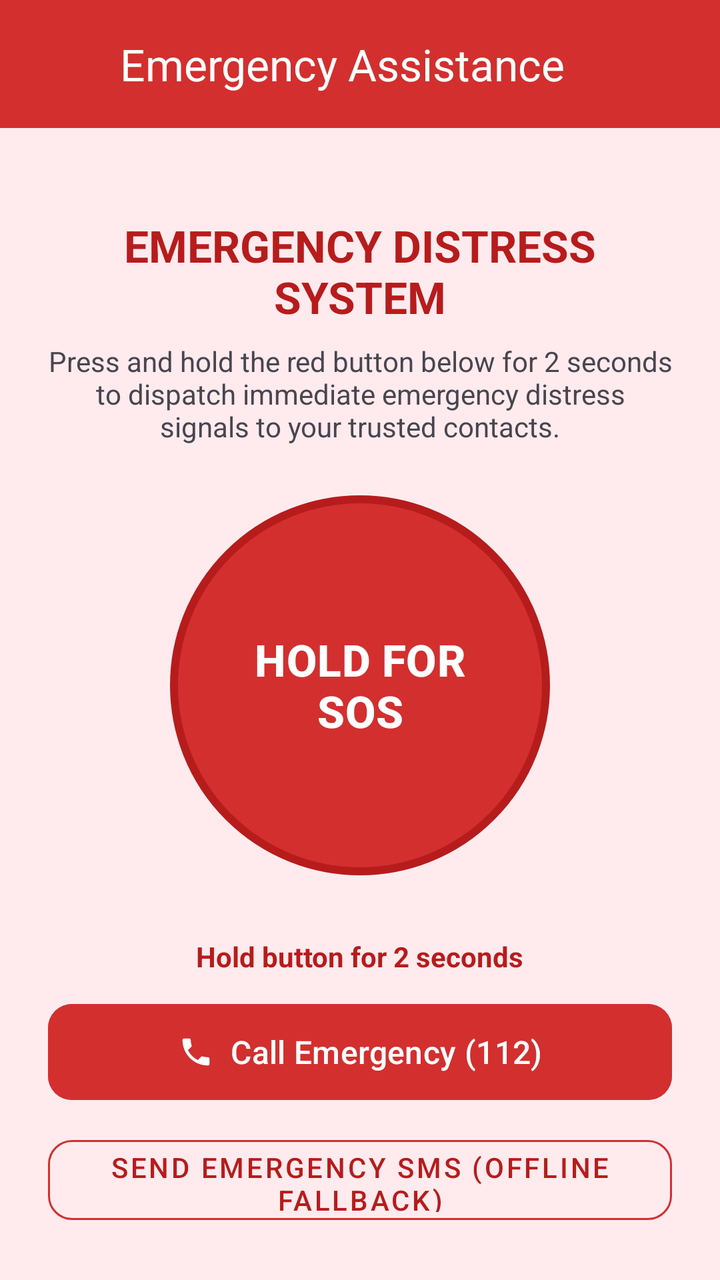
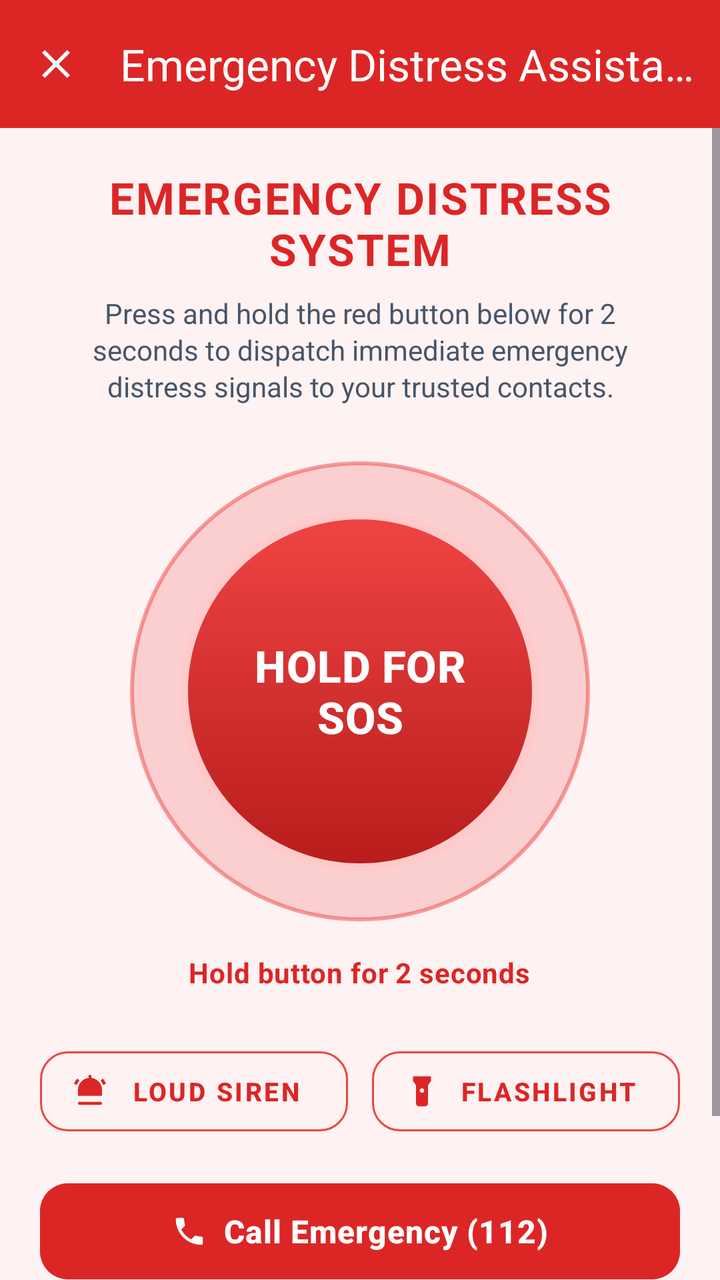

Compare the two renders of this Android layout. The source of the first and the diff that turns it into the second are given below.
<!-- AndroidManifest.xml: application theme Theme.SafeTrack -->
<!-- res/layout/activity_sos.xml -->
<?xml version="1.0" encoding="utf-8"?>
<androidx.coordinatorlayout.widget.CoordinatorLayout xmlns:android="http://schemas.android.com/apk/res/android"
    xmlns:app="http://schemas.android.com/apk/res-auto"
    android:layout_width="match_parent"
    android:layout_height="match_parent"
    android:background="@color/safety_red_light">

    <com.google.android.material.appbar.AppBarLayout
        android:layout_width="match_parent"
        android:layout_height="wrap_content">

        <com.google.android.material.appbar.MaterialToolbar
            android:id="@+id/toolbar"
            android:layout_width="match_parent"
            android:layout_height="?attr/actionBarSize"
            android:background="@color/safety_red"
            app:navigationIcon="@drawable/ic_close"
            app:title="Emergency Assistance"
            app:titleTextColor="@color/surface_light" />
    </com.google.android.material.appbar.AppBarLayout>

    <LinearLayout
        android:layout_width="match_parent"
        android:layout_height="match_parent"
        android:gravity="center_horizontal"
        android:orientation="vertical"
        android:padding="24dp"
        app:layout_behavior="@string/appbar_scrolling_view_behavior">

        <TextView
            android:id="@+id/tvSosStatusHeader"
            android:layout_width="wrap_content"
            android:layout_height="wrap_content"
            android:layout_marginTop="20dp"
            android:gravity="center"
            android:text="EMERGENCY DISTRESS SYSTEM"
            android:textColor="@color/safety_red_dark"
            android:textSize="22sp"
            android:textStyle="bold" />

        <TextView
            android:id="@+id/tvSosStatusDesc"
            android:layout_width="wrap_content"
            android:layout_height="wrap_content"
            android:layout_marginTop="8dp"
            android:gravity="center"
            android:text="Press and hold the red button below for 2 seconds to dispatch immediate emergency distress signals to your trusted contacts."
            android:textColor="@color/text_secondary"
            android:textSize="14sp" />

        <View
            android:layout_width="match_parent"
            android:layout_height="0dp"
            android:layout_weight="1" />

        
        <FrameLayout
            android:layout_width="220dp"
            android:layout_height="220dp">

            <ProgressBar
                android:id="@+id/progressHold"
                style="?android:attr/progressBarStyleHorizontal"
                android:layout_width="220dp"
                android:layout_height="220dp"
                android:indeterminate="false"
                android:max="100"
                android:progress="0"
                android:progressDrawable="@drawable/bg_sos_button"
                android:visibility="invisible" />

            <com.google.android.material.button.MaterialButton
                android:id="@+id/btnSosHold"
                android:layout_width="190dp"
                android:layout_height="190dp"
                android:layout_gravity="center"
                android:background="@drawable/bg_sos_button"
                android:text="HOLD FOR\nSOS"
                android:textColor="@color/surface_light"
                android:textSize="22sp"
                android:textStyle="bold"
                app:backgroundTint="@null" />
        </FrameLayout>

        <TextView
            android:id="@+id/tvCountdown"
            android:layout_width="wrap_content"
            android:layout_height="wrap_content"
            android:layout_marginTop="16dp"
            android:text="Hold button for 2 seconds"
            android:textColor="@color/safety_red_dark"
            android:textSize="14sp"
            android:textStyle="bold" />

        <View
            android:layout_width="match_parent"
            android:layout_height="0dp"
            android:layout_weight="1" />

        
        <com.google.android.material.button.MaterialButton
            android:id="@+id/btnDirect112Call"
            android:layout_width="match_parent"
            android:layout_height="56dp"
            android:backgroundTint="@color/safety_red"
            android:text="@string/call_police_112"
            android:textSize="16sp"
            app:cornerRadius="12dp"
            app:icon="@drawable/ic_phone"
            app:iconGravity="textStart" />

        
        <com.google.android.material.button.MaterialButton
            android:id="@+id/btnSendOfflineSms"
            style="@style/Widget.MaterialComponents.Button.OutlinedButton"
            android:layout_width="match_parent"
            android:layout_height="52dp"
            android:layout_marginTop="10dp"
            android:text="Send Emergency SMS (Offline Fallback)"
            android:textColor="@color/safety_red_dark"
            app:cornerRadius="12dp"
            app:strokeColor="@color/safety_red" />

        
        <com.google.android.material.button.MaterialButton
            android:id="@+id/btnCancelSos"
            style="@style/Widget.MaterialComponents.Button"
            android:layout_width="match_parent"
            android:layout_height="56dp"
            android:layout_marginTop="12dp"
            android:layout_marginBottom="16dp"
            android:backgroundTint="@color/safety_green"
            android:text="I AM SAFE NOW (Cancel SOS Alert)"
            android:textColor="@color/surface_light"
            android:visibility="gone"
            app:cornerRadius="12dp" />

    </LinearLayout>

</androidx.coordinatorlayout.widget.CoordinatorLayout>
<!-- resources referenced by this layout -->
<resources>
  <color name="safety_green">#2E7D32</color>
  <color name="safety_red">#D32F2F</color>
  <color name="safety_red_dark">#B71C1C</color>
  <color name="safety_red_light">#FFEBEE</color>
  <color name="text_secondary">#49454F</color>
  <!-- drawable bg_sos_button (drawable) -->
  <?xml version="1.0" encoding="utf-8"?>
  <shape xmlns:android="http://schemas.android.com/apk/res/android"
      android:shape="oval">
      <solid android:color="@color/safety_red" />
      <stroke
          android:width="4dp"
          android:color="@color/safety_red_dark" />
  </shape>
  <style name="Theme.SafeTrack" parent="Theme.Material3.DayNight.NoActionBar">
          
          <item name="colorPrimary">@color/primary</item>
          <item name="colorPrimaryVariant">@color/primary_variant</item>
          <item name="colorOnPrimary">@color/surface_light</item>
          
          <item name="colorSecondary">@color/secondary</item>
          <item name="colorSecondaryVariant">@color/secondary_variant</item>
          <item name="colorOnSecondary">@color/text_primary</item>
          
          <item name="android:statusBarColor">@color/primary_variant</item>
          <item name="android:windowLightStatusBar">false</item>
          <item name="android:windowBackground">@color/background_light</item>
      </style>
  <color name="primary">#6200EE</color>
  <color name="primary_variant">#3700B3</color>
  <color name="secondary">#03DAC6</color>
  <color name="secondary_variant">#018786</color>
  <color name="text_primary">#1C1B1F</color>
  <color name="background_light">#F8F9FA</color>
  <!-- unchanged entries left out for length: 4 -->
</resources>

<!-- the commit's change to res/layout/activity_sos.xml (unified diff, before → after) -->
@@ -7,134 +7,197 @@
 
     <com.google.android.material.appbar.AppBarLayout
         android:layout_width="match_parent"
-        android:layout_height="wrap_content">
+        android:layout_height="wrap_content"
+        android:elevation="4dp">
 
         <com.google.android.material.appbar.MaterialToolbar
             android:id="@+id/toolbar"
             android:layout_width="match_parent"
             android:layout_height="?attr/actionBarSize"
-            android:background="@color/safety_red"
+            android:background="@color/safety_red_dark"
             app:navigationIcon="@drawable/ic_close"
-            app:title="Emergency Assistance"
+            app:navigationIconTint="@color/surface_light"
+            app:title="Emergency Distress Assistance"
             app:titleTextColor="@color/surface_light" />
     </com.google.android.material.appbar.AppBarLayout>
 
-    <LinearLayout
+    <ScrollView
         android:layout_width="match_parent"
         android:layout_height="match_parent"
-        android:gravity="center_horizontal"
-        android:orientation="vertical"
-        android:padding="24dp"
+        android:fillViewport="true"
         app:layout_behavior="@string/appbar_scrolling_view_behavior">
 
-        <TextView
-            android:id="@+id/tvSosStatusHeader"
-            android:layout_width="wrap_content"
+        <LinearLayout
+            android:layout_width="match_parent"
             android:layout_height="wrap_content"
-            android:layout_marginTop="20dp"
-            android:gravity="center"
-            android:text="EMERGENCY DISTRESS SYSTEM"
-            android:textColor="@color/safety_red_dark"
-            android:textSize="22sp"
-            android:textStyle="bold" />
-
-        <TextView
-            android:id="@+id/tvSosStatusDesc"
-            android:layout_width="wrap_content"
-            android:layout_height="wrap_content"
-            android:layout_marginTop="8dp"
-            android:gravity="center"
-            android:text="Press and hold the red button below for 2 seconds to dispatch immediate emergency distress signals to your trusted contacts."
-            android:textColor="@color/text_secondary"
-            android:textSize="14sp" />
-
-        <View
-            android:layout_width="match_parent"
-            android:layout_height="0dp"
-            android:layout_weight="1" />
-
-        
-        <FrameLayout
-            android:layout_width="220dp"
-            android:layout_height="220dp">
-
-            <ProgressBar
-                android:id="@+id/progressHold"
-                style="?android:attr/progressBarStyleHorizontal"
-                android:layout_width="220dp"
-                android:layout_height="220dp"
-                android:indeterminate="false"
-                android:max="100"
-                android:progress="0"
-                android:progressDrawable="@drawable/bg_sos_button"
-                android:visibility="invisible" />
-
+            android:gravity="center_horizontal"
+            android:orientation="vertical"
+            android:paddingStart="20dp"
+            android:paddingTop="20dp"
+            android:paddingEnd="20dp"
+            android:paddingBottom="28dp">
+
+            
+            <TextView
+                android:id="@+id/tvSosStatusHeader"
+                android:layout_width="wrap_content"
+                android:layout_height="wrap_content"
+                android:gravity="center"
+                android:letterSpacing="0.04"
+                android:text="EMERGENCY DISTRESS SYSTEM"
+                android:textColor="@color/safety_red_dark"
+                android:textSize="22sp"
+                android:textStyle="bold" />
+
+            <TextView
+                android:id="@+id/tvSosStatusDesc"
+                android:layout_width="wrap_content"
+                android:layout_height="wrap_content"
+                android:layout_marginStart="16dp"
+                android:layout_marginTop="8dp"
+                android:layout_marginEnd="16dp"
+                android:gravity="center"
+                android:lineSpacingExtra="2dp"
+                android:text="Press and hold the red button below for 2 seconds to dispatch immediate emergency distress signals to your trusted contacts."
+                android:textColor="@color/text_secondary"
+                android:textSize="14sp" />
+
+            
+            <FrameLayout
+                android:layout_width="230dp"
+                android:layout_height="230dp"
+                android:layout_marginTop="28dp">
+
+                <View
+                    android:layout_width="230dp"
+                    android:layout_height="230dp"
+                    android:background="@drawable/bg_sos_ring_outer" />
+
+                <ProgressBar
+                    android:id="@+id/progressHold"
+                    style="?android:attr/progressBarStyleHorizontal"
+                    android:layout_width="220dp"
+                    android:layout_height="220dp"
+                    android:layout_gravity="center"
+                    android:indeterminate="false"
+                    android:max="100"
+                    android:progress="0"
+                    android:progressDrawable="@drawable/bg_sos_button"
+                    android:visibility="invisible" />
+
+                <com.google.android.material.button.MaterialButton
+                    android:id="@+id/btnSosHold"
+                    android:layout_width="180dp"
+                    android:layout_height="180dp"
+                    android:layout_gravity="center"
+                    android:background="@drawable/bg_sos_button"
+                    android:elevation="8dp"
+                    android:text="HOLD FOR\nSOS"
+                    android:textColor="@color/surface_light"
+                    android:textSize="22sp"
+                    android:textStyle="bold"
+                    app:backgroundTint="@null" />
+            </FrameLayout>
+
+            <TextView
+                android:id="@+id/tvCountdown"
+                android:layout_width="wrap_content"
+                android:layout_height="wrap_content"
+                android:layout_marginTop="16dp"
+                android:letterSpacing="0.02"
+                android:text="Hold button for 2 seconds"
+                android:textColor="@color/safety_red_dark"
+                android:textSize="14sp"
+                android:textStyle="bold" />
+
+            
+            <LinearLayout
+                android:layout_width="match_parent"
+                android:layout_height="wrap_content"
+                android:layout_marginTop="24dp"
+                android:orientation="horizontal">
+
+                <com.google.android.material.button.MaterialButton
+                    android:id="@+id/btnToggleSiren"
+                    style="@style/Widget.MaterialComponents.Button.OutlinedButton"
+                    android:layout_width="0dp"
+                    android:layout_height="52dp"
+                    android:layout_marginEnd="6dp"
+                    android:layout_weight="1"
+                    android:text="Loud Siren"
+                    android:textColor="@color/safety_red_dark"
+                    android:textSize="13sp"
+                    android:textStyle="bold"
+                    app:cornerRadius="14dp"
+                    app:icon="@drawable/ic_siren"
+                    app:iconTint="@color/safety_red_dark"
+                    app:strokeColor="@color/safety_red" />
+
+                <com.google.android.material.button.MaterialButton
+                    android:id="@+id/btnToggleTorch"
+                    style="@style/Widget.MaterialComponents.Button.OutlinedButton"
+                    android:layout_width="0dp"
+                    android:layout_height="52dp"
+                    android:layout_marginStart="6dp"
+                    android:layout_weight="1"
+                    android:text="Flashlight"
+                    android:textColor="@color/safety_red_dark"
+                    android:textSize="13sp"
+                    android:textStyle="bold"
+                    app:cornerRadius="14dp"
+                    app:icon="@drawable/ic_flashlight"
+                    app:iconTint="@color/safety_red_dark"
+                    app:strokeColor="@color/safety_red" />
+            </LinearLayout>
+
+            
             <com.google.android.material.button.MaterialButton
-                android:id="@+id/btnSosHold"
-                android:layout_width="190dp"
-                android:layout_height="190dp"
-                android:layout_gravity="center"
-                android:background="@drawable/bg_sos_button"
-                android:text="HOLD FOR\nSOS"
+                android:id="@+id/btnDirect112Call"
+                android:layout_width="match_parent"
+                android:layout_height="56dp"
+                android:layout_marginTop="16dp"
+                android:backgroundTint="@color/safety_red_dark"
+                android:letterSpacing="0.02"
+                android:text="@string/call_police_112"
                 android:textColor="@color/surface_light"
-                android:textSize="22sp"
+                android:textSize="16sp"
                 android:textStyle="bold"
-                app:backgroundTint="@null" />
-        </FrameLayout>
-
-        <TextView
-            android:id="@+id/tvCountdown"
-            android:layout_width="wrap_content"
-            android:layout_height="wrap_content"
-            android:layout_marginTop="16dp"
-            android:text="Hold button for 2 seconds"
-            android:textColor="@color/safety_red_dark"
-            android:textSize="14sp"
-            android:textStyle="bold" />
-
-        <View
-            android:layout_width="match_parent"
-            android:layout_height="0dp"
-            android:layout_weight="1" />
-
-        
-        <com.google.android.material.button.MaterialButton
-            android:id="@+id/btnDirect112Call"
-            android:layout_width="match_parent"
-            android:layout_height="56dp"
-            android:backgroundTint="@color/safety_red"
-            android:text="@string/call_police_112"
-            android:textSize="16sp"
-            app:cornerRadius="12dp"
-            app:icon="@drawable/ic_phone"
-            app:iconGravity="textStart" />
-
-        
-        <com.google.android.material.button.MaterialButton
-            android:id="@+id/btnSendOfflineSms"
-            style="@style/Widget.MaterialComponents.Button.OutlinedButton"
-            android:layout_width="match_parent"
-            android:layout_height="52dp"
-            android:layout_marginTop="10dp"
-            android:text="Send Emergency SMS (Offline Fallback)"
-            android:textColor="@color/safety_red_dark"
-            app:cornerRadius="12dp"
-            app:strokeColor="@color/safety_red" />
-
-        
-        <com.google.android.material.button.MaterialButton
-            android:id="@+id/btnCancelSos"
-            style="@style/Widget.MaterialComponents.Button"
-            android:layout_width="match_parent"
-            android:layout_height="56dp"
-            android:layout_marginTop="12dp"
-            android:layout_marginBottom="16dp"
-            android:backgroundTint="@color/safety_green"
-            android:text="I AM SAFE NOW (Cancel SOS Alert)"
-            android:textColor="@color/surface_light"
-            android:visibility="gone"
-            app:cornerRadius="12dp" />
-
-    </LinearLayout>
+                app:cornerRadius="14dp"
+                app:icon="@drawable/ic_phone"
+                app:iconGravity="textStart" />
+
+            
+            <com.google.android.material.button.MaterialButton
+                android:id="@+id/btnSendOfflineSms"
+                style="@style/Widget.MaterialComponents.Button.OutlinedButton"
+                android:layout_width="match_parent"
+                android:layout_height="52dp"
+                android:layout_marginTop="12dp"
+                android:text="Send Emergency SMS (Offline Fallback)"
+                android:textColor="@color/safety_red_dark"
+                android:textSize="13sp"
+                android:textStyle="bold"
+                app:cornerRadius="14dp"
+                app:strokeColor="@color/safety_red" />
+
+            
+            <com.google.android.material.button.MaterialButton
+                android:id="@+id/btnCancelSos"
+                style="@style/Widget.MaterialComponents.Button"
+                android:layout_width="match_parent"
+                android:layout_height="56dp"
+                android:layout_marginTop="16dp"
+                android:layout_marginBottom="12dp"
+                android:backgroundTint="@color/safety_green"
+                android:letterSpacing="0.02"
+                android:text="I AM SAFE NOW (Cancel SOS Alert)"
+                android:textColor="@color/surface_light"
+                android:textSize="15sp"
+                android:textStyle="bold"
+                android:visibility="gone"
+                app:cornerRadius="14dp" />
+
+        </LinearLayout>
+    </ScrollView>
 
 </androidx.coordinatorlayout.widget.CoordinatorLayout>
<!-- resource entries referenced after the edit -->
@@ -1,39 +1,97 @@
 <!-- resources referenced by this layout -->
 <resources>
-  <color name="safety_green">#2E7D32</color>
-  <color name="safety_red">#D32F2F</color>
-  <color name="safety_red_dark">#B71C1C</color>
-  <color name="safety_red_light">#FFEBEE</color>
-  <color name="text_secondary">#49454F</color>
+  <color name="safety_green">#10B981</color>
+  <color name="safety_red">#EF4444</color>
+  <color name="safety_red_dark">#DC2626</color>
+  <color name="safety_red_light">#FEF2F2</color>
+  <color name="text_secondary">#475569</color>
   <!-- drawable bg_sos_button (drawable) -->
+  <?xml version="1.0" encoding="utf-8"?>
+  <ripple xmlns:android="http://schemas.android.com/apk/res/android"
+      android:color="#FFFFFF">
+      <item>
+          <shape android:shape="oval">
+              <gradient
+                  android:angle="270"
+                  android:startColor="#EF4444"
+                  android:endColor="#B91C1C"
+                  android:type="linear" />
+              <stroke
+                  android:width="4dp"
+                  android:color="#FECACA" />
+          </shape>
+      </item>
+  </ripple>
+  <!-- drawable bg_sos_ring_outer (drawable) -->
   <?xml version="1.0" encoding="utf-8"?>
   <shape xmlns:android="http://schemas.android.com/apk/res/android"
       android:shape="oval">
-      <solid android:color="@color/safety_red" />
+      <solid android:color="#33EF4444" />
       <stroke
-          android:width="4dp"
-          android:color="@color/safety_red_dark" />
+          android:width="2dp"
+          android:color="#80EF4444" />
   </shape>
+  <!-- drawable ic_flashlight (drawable) -->
+  <vector xmlns:android="http://schemas.android.com/apk/res/android"
+      android:width="24dp"
+      android:height="24dp"
+      android:viewportWidth="24"
+      android:viewportHeight="24">
+    <path
+        android:fillColor="#FF000000"
+        android:pathData="M6,2h12v3l-2,3v12c0,1.1 -0.9,2 -2,2h-4c-1.1,0 -2,-0.9 -2,-2V8L6,5V2zM12,13c0.83,0 1.5,-0.67 1.5,-1.5S12.83,10 12,10s-1.5,0.67 -1.5,1.5S11.17,13 12,13z"/>
+  </vector>
+  <!-- drawable ic_siren (drawable) -->
+  <vector xmlns:android="http://schemas.android.com/apk/res/android"
+      android:width="24dp"
+      android:height="24dp"
+      android:viewportWidth="24"
+      android:viewportHeight="24">
+    <path
+        android:fillColor="#FF000000"
+        android:pathData="M12,3c-4.42,0 -8,3.58 -8,8v4h16v-4c0,-4.42 -3.58,-8 -8,-8zM19,19H5c-0.55,0 -1,0.45 -1,1s0.45,1 1,1h14c0.55,0 1,-0.45 1,-1s-0.45,-1 -1,-1zM12,1c-0.55,0 -1,0.45 -1,1v1h2V2c0,-0.55 -0.45,-1 -1,-1zM4.93,4.93l-1.41,-1.41C2.56,4.47 1.83,5.7 1.36,7.03l1.88,0.68c0.36,-1.04 0.94,-2 1.69,-2.78zM20.48,3.52l-1.41,1.41c0.75,0.78 1.33,1.74 1.69,2.78l1.88,-0.68c-0.47,-1.33 -1.2,-2.56 -2.16,-3.51z"/>
+  </vector>
   <style name="Theme.SafeTrack" parent="Theme.Material3.DayNight.NoActionBar">
           
           <item name="colorPrimary">@color/primary</item>
-          <item name="colorPrimaryVariant">@color/primary_variant</item>
+          <item name="colorPrimaryVariant">@color/primary_dark</item>
           <item name="colorOnPrimary">@color/surface_light</item>
+          <item name="colorPrimaryContainer">@color/primary_light</item>
+          <item name="colorOnPrimaryContainer">@color/primary_dark</item>
+  
           
           <item name="colorSecondary">@color/secondary</item>
           <item name="colorSecondaryVariant">@color/secondary_variant</item>
-          <item name="colorOnSecondary">@color/text_primary</item>
+          <item name="colorOnSecondary">@color/surface_light</item>
+          <item name="colorSecondaryContainer">@color/secondary_light</item>
+          <item name="colorOnSecondaryContainer">@color/secondary_variant</item>
+  
           
           <item name="android:statusBarColor">@color/primary_variant</item>
           <item name="android:windowLightStatusBar">false</item>
+          <item name="android:navigationBarColor">@color/surface_light</item>
+          <item name="android:windowLightNavigationBar" tools:targetApi="o_mr1">true</item>
           <item name="android:windowBackground">@color/background_light</item>
+  
+          
+          <item name="materialCardViewStyle">@style/Widget.SafeTrack.Card</item>
       </style>
-  <color name="primary">#6200EE</color>
-  <color name="primary_variant">#3700B3</color>
-  <color name="secondary">#03DAC6</color>
-  <color name="secondary_variant">#018786</color>
-  <color name="text_primary">#1C1B1F</color>
-  <color name="background_light">#F8F9FA</color>
+  <color name="primary">#4F46E5</color>
+  <color name="primary_dark">#3730A3</color>
+  <color name="primary_light">#EEF2FF</color>
+  <color name="primary_variant">#312E81</color>
+  <color name="secondary">#0EA5E9</color>
+  <color name="secondary_variant">#0284C7</color>
+  <color name="secondary_light">#E0F2FE</color>
+  <color name="background_light">#F8FAFC</color>
+  <style name="Widget.SafeTrack.Card" parent="Widget.Material3.CardView.Elevated">
+          <item name="cardElevation">2dp</item>
+          <item name="cardCornerRadius">16dp</item>
+          <item name="strokeColor">@color/card_stroke</item>
+          <item name="strokeWidth">1dp</item>
+          <item name="cardBackgroundColor">@color/surface_light</item>
+      </style>
+  <color name="card_stroke">#E2E8F0</color>
   <!-- unchanged entries left out for length: 4 -->
 </resources>
 
